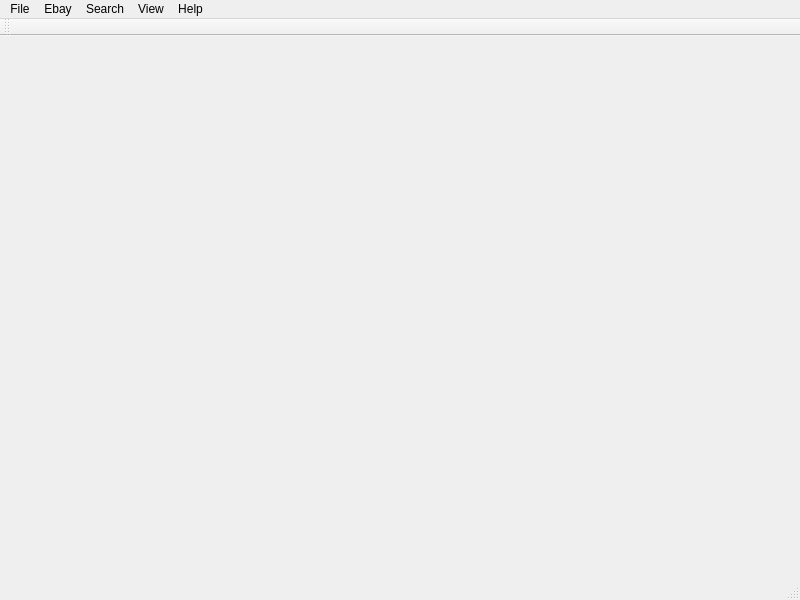
The window that ui/mainwindow.ui (bekindpleaserewind/gamefinder) describes before a commit, drawn with Qt 5.
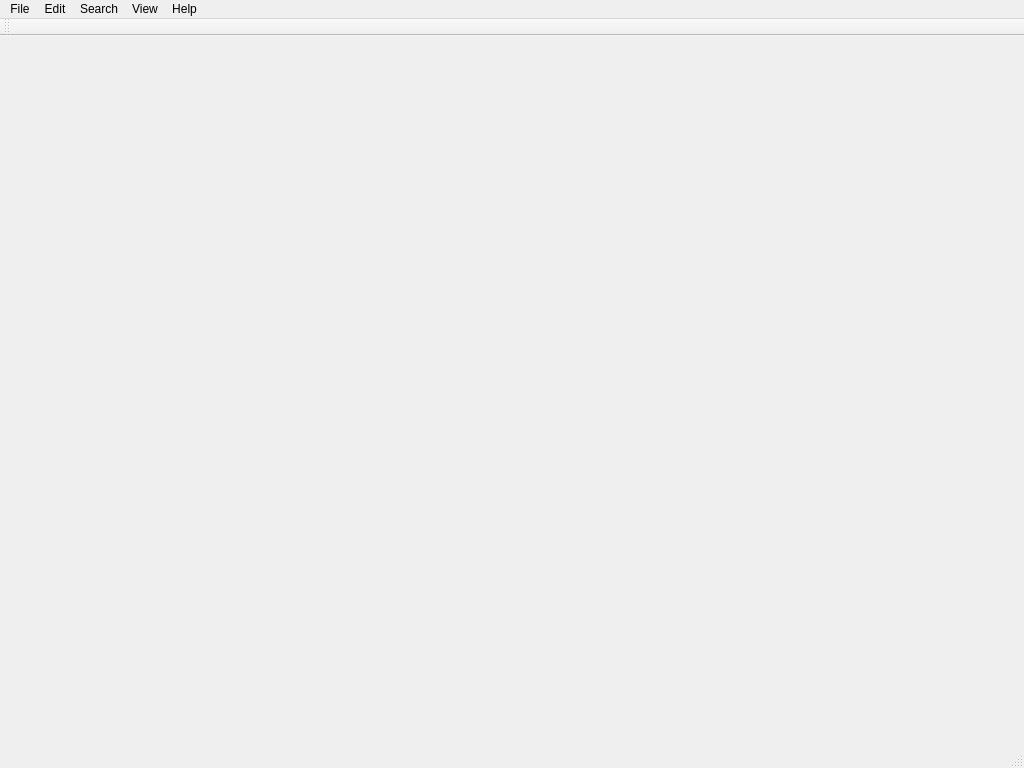
The same window after the commit.

Diff of the .ui file:
```diff
--- a/ui/mainwindow.ui
+++ b/ui/mainwindow.ui
@@ -6,10 +6,16 @@
    <rect>
     <x>0</x>
     <y>0</y>
-    <width>800</width>
-    <height>600</height>
+    <width>1024</width>
+    <height>768</height>
    </rect>
   </property>
+  <property name="minimumSize">
+   <size>
+    <width>1024</width>
+    <height>768</height>
+   </size>
+  </property>
   <property name="windowTitle">
    <string>Gamefinder</string>
   </property>
@@ -25,7 +31,7 @@
     <rect>
      <x>0</x>
      <y>0</y>
-     <width>800</width>
+     <width>1024</width>
      <height>22</height>
     </rect>
    </property>
@@ -51,7 +57,7 @@
    </widget>
    <widget class="QMenu" name="menuEbay">
     <property name="title">
-     <string>Ebay</string>
+     <string>Edit</string>
     </property>
     <addaction name="actionPlatforms"/>
     <addaction name="actionAuthentication"/>
```
